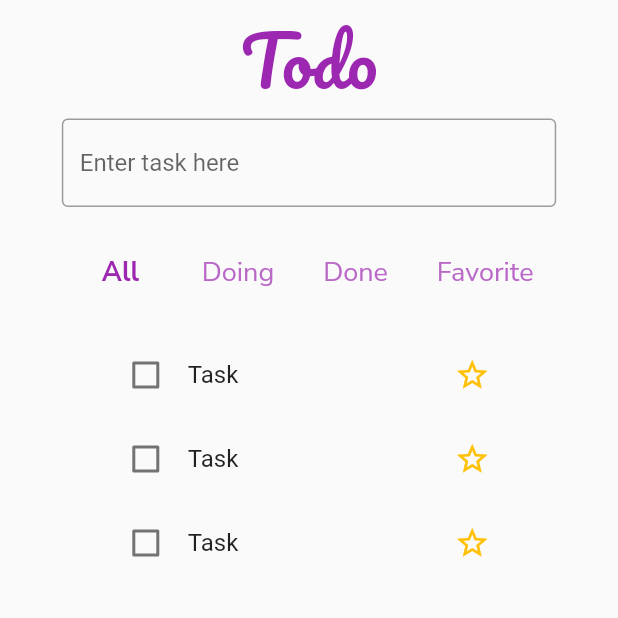
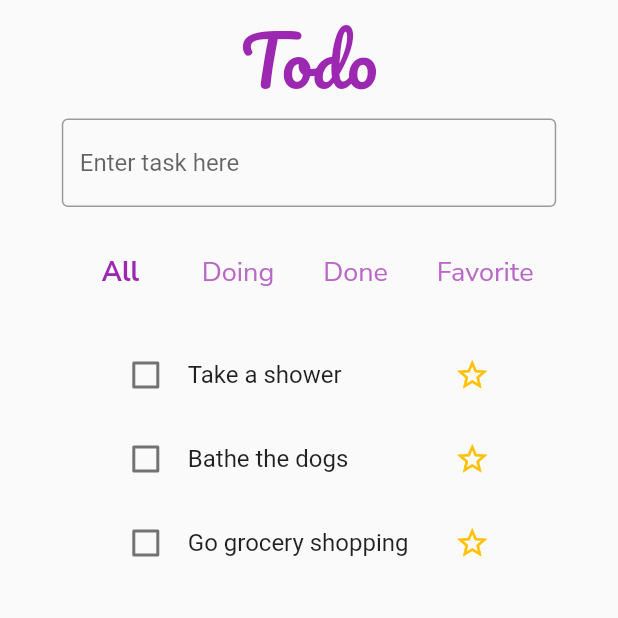
Before and after one commit to rajbahakdanyu/riverpod_cc, a Flutter app: the screen it shows after launch, on a phone screen of 412 x 824 dp, the top half of it. Run offline on Flutter 3.47's test engine with Material 2 defaults, Android fonts, the phone set to English and light mode, and no system bars; our stand-ins replace flutter_riverpod, google_fonts, riverpod.

Commit message:
Fixed task title

```diff
--- a/lib/screens/home.dart
+++ b/lib/screens/home.dart
@@ -184,7 +184,7 @@ class TodoItem extends ConsumerWidget {
                   todo.id,
                 ),
       ),
-      title: const Text('Task'),
+      title: Text(todo.description),
       trailing: IconButton(
         onPressed: () {
           ref.read(todoListProvider.notifier).toggleFavorite(
```
